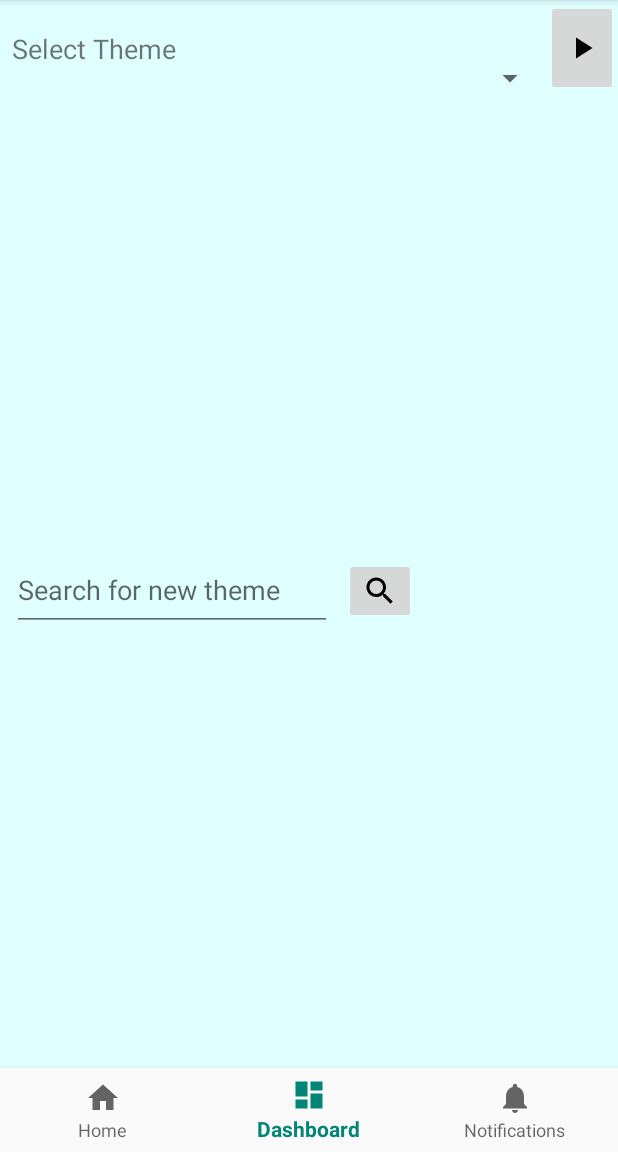
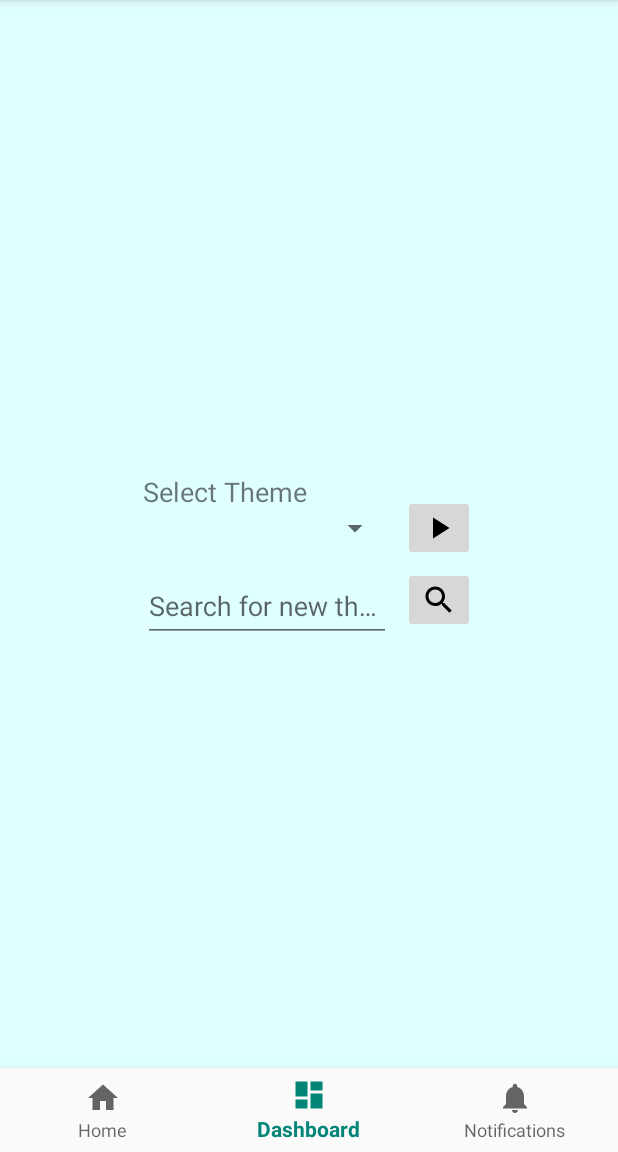
Before and after one commit to DBrittonLinebarger/ArtGalleryMemoryMatch, an Android app: the screen it shows after launch (MainActivity), item 2 of the bottom bar chosen, on a phone screen of 412 x 824 dp, the part 84-1236 px from its top. Run offline under Robolectric (Android 15) with nearby library versions, the light colour scheme and no system bars; our stand-ins replace Picasso, Room's generated code, RxJava; libraries missing offline, so code that uses them is left out: com.facebook.stetho; pictures from the network do not load; 2 statements that could not run were skipped.

Commit message:
Updated layout for Dashboard fragment with chaining.

```diff
--- a/app/src/main/java/edu/cnm/deepdive/gallery_match/controller/DashboardFragment.java
+++ b/app/src/main/java/edu/cnm/deepdive/gallery_match/controller/DashboardFragment.java
@@ -11,7 +11,6 @@ import android.widget.EditText;
 import android.widget.ImageButton;
 import android.widget.ProgressBar;
 import android.widget.Spinner;
-import android.widget.SpinnerAdapter;
 import android.widget.TextView;
 import androidx.appcompat.app.AlertDialog.Builder;
 import androidx.fragment.app.Fragment;
@@ -55,7 +54,7 @@ public class DashboardFragment extends Fragment {
 
     });
 
-    ImageButton button4x4 =  view.findViewById(R.id.button_4x4_game);
+    ImageButton button4x4 =  view.findViewById(R.id.play);
     themeViewModel.getThemes().observe(this, themes -> {
       // themeSpinner = view.findViewById(R.id.theme_spinner);//**
       ArrayAdapter<Theme> spinnerAdapter = new ArrayAdapter<>(getContext(),
--- a/app/src/main/res/layout/fragment_dashboard.xml
+++ b/app/src/main/res/layout/fragment_dashboard.xml
@@ -9,57 +9,58 @@
 
   <TextView
     android:id="@+id/select_theme"
-    android:layout_width="0dp"
+    android:layout_width="wrap_content"
     android:layout_height="wrap_content"
-    android:layout_marginStart="8dp"
     android:text="@string/select_theme"
     android:textSize="18dp"
-    app:layout_constraintStart_toStartOf="parent"
-    app:layout_constraintTop_toTopOf="parent"
-    app:layout_constraintBottom_toBottomOf="@id/theme_spinner"
-    app:layout_constraintEnd_toStartOf="@id/theme_spinner"
-    />
+    app:layout_constraintStart_toStartOf="@+id/theme_spinner"
+    app:layout_constraintBottom_toTopOf="@+id/theme_spinner"/>
 
   <Spinner
     android:id="@+id/theme_spinner"
+    android:layout_width="0dp"
+    android:layout_height="wrap_content"
+    app:layout_constraintStart_toStartOf="@id/search_layout"
+    app:layout_constraintEnd_toEndOf="@id/search_layout"
+    app:layout_constraintTop_toTopOf="parent"
+    app:layout_constraintBottom_toTopOf="@id/search_layout"
+    app:layout_constraintVertical_chainStyle="packed"/>
+
+  <ImageButton
+    android:id="@+id/play"
     android:layout_width="wrap_content"
     android:layout_height="wrap_content"
+    android:enabled="false"
     android:layout_marginStart="8dp"
-    app:layout_constraintStart_toEndOf="@id/select_theme"
-    app:layout_constraintEnd_toStartOf="@id/button_4x4_game"
-    app:layout_constraintBottom_toBottomOf="@id/select_theme"
+    app:layout_constraintStart_toEndOf="@id/theme_spinner"
+    app:layout_constraintTop_toTopOf="@id/theme_spinner"
+    app:layout_constraintBottom_toBottomOf="@id/theme_spinner"
+    android:src="@drawable/ic_play_arrow"/>
 
-    />
+  <com.google.android.material.textfield.TextInputLayout
+    android:id="@+id/search_layout"
+    android:layout_width="0dp"
+    android:layout_height="wrap_content"
+    android:layout_marginTop="8dp"
+    app:hintEnabled="true"
+    app:hintAnimationEnabled="true"
+    app:layout_constraintTop_toBottomOf="@id/theme_spinner"
+    app:layout_constraintStart_toStartOf="parent"
+    app:layout_constraintEnd_toStartOf="@+id/button_search"
+    app:layout_constraintBottom_toBottomOf="parent"
+    app:layout_constraintHorizontal_chainStyle="packed"
+    app:layout_constraintWidth_percent="0.4"
+    app:layout_constraintWidth_min="100dp"
+    app:layout_constraintWidth_max="200dp">
 
-  <ImageButton
-    android:id="@+id/button_4x4_game"
-    android:layout_width="wrap_content"
-    android:layout_height="64dp"
-    android:text="@string/play_game"
-    android:enabled="false"
-    app:layout_constraintStart_toEndOf="@id/theme_spinner"
-    app:layout_constraintEnd_toEndOf="parent"
-    app:layout_constraintTop_toTopOf="parent"
-    app:layout_constraintBottom_toBottomOf="@id/theme_spinner"
-    android:src="@drawable/ic_play_arrow"
+    <com.google.android.material.textfield.TextInputEditText
+      android:id="@+id/search_term"
+      android:layout_width="match_parent"
+      android:layout_height="wrap_content"
+      android:hint="@string/keyword_hint"
+      android:inputType="text"/>
 
-    />
-
-  <com.google.android.material.textfield.TextInputEditText
-    android:id="@+id/search_term"
-    android:layout_width="0dp"
-    android:layout_height="54dp"
-    android:ems="10"
-    android:hint="@string/keyword_hint"
-    android:inputType="text"
-    android:layout_marginStart="8dp"
-    app:layout_constraintLeft_toLeftOf="@id/select_theme"
-    app:layout_constraintTop_toTopOf="@id/select_theme"
-    app:layout_constraintStart_toStartOf="parent"
-    app:layout_constraintRight_toLeftOf="@id/button_search"
-    app:layout_constraintHorizontal_chainStyle="packed"
-    app:layout_constraintBottom_toBottomOf="parent"
-    />
+  </com.google.android.material.textfield.TextInputLayout>
 
   <ImageButton
     android:id="@+id/button_search"
@@ -67,11 +68,11 @@
     android:layout_height="wrap_content"
     android:layout_marginStart="8dp"
     android:text="@string/search"
-    app:layout_constraintBottom_toBottomOf="@id/search_term"
-    app:layout_constraintTop_toTopOf="@id/search_term"
-    app:layout_constraintStart_toEndOf="@id/search_term"
-    android:src="@drawable/ic_search"
-    />
+    app:layout_constraintBottom_toBottomOf="@id/search_layout"
+    app:layout_constraintTop_toTopOf="@id/search_layout"
+    app:layout_constraintStart_toEndOf="@id/search_layout"
+    app:layout_constraintEnd_toEndOf="parent"
+    android:src="@drawable/ic_search"/>
 
 <ProgressBar
   android:id="@+id/progress_indicator"
```
